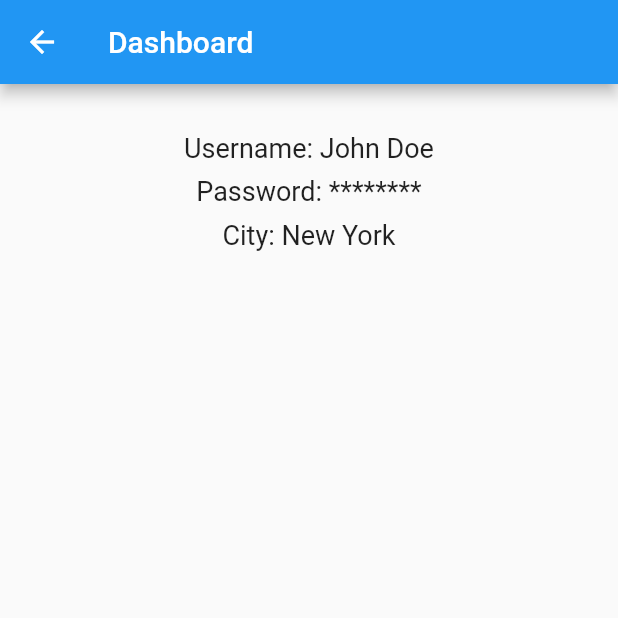
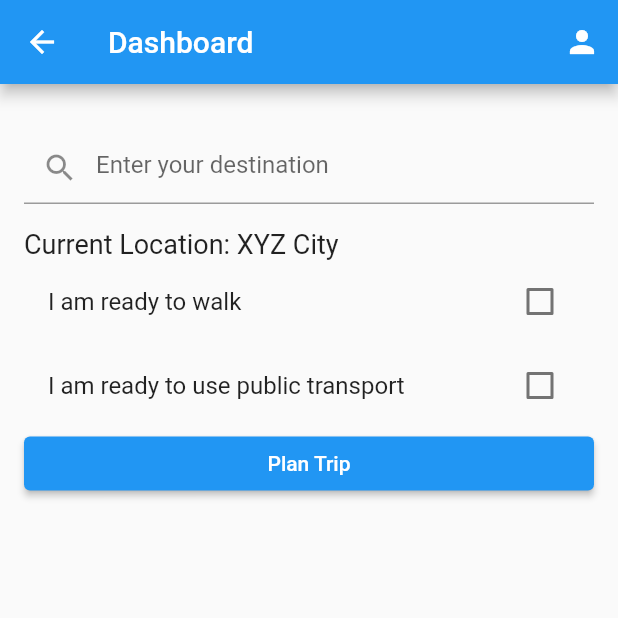
Before and after one commit to Rajkanwars15/Acrux_incode, a Flutter app: the DashboardScreen screen opened by its route, on a phone screen of 412 x 824 dp, the top half of it. Run offline on Flutter 3.47's test engine with Material 2 defaults, Android fonts, the phone set to English and light mode, and no system bars.

Commit message:
added pickup drop, walk, transport, plan trip button

```diff
--- a/lib/DashboardScreen.dart
+++ b/lib/DashboardScreen.dart
@@ -1,26 +1,3 @@
-// import 'package:flutter/material.dart';
-// class DashboardScreen extends StatefulWidget {
-//   static const routeName = '/loading';
-
-//   const DashboardScreen({super.key});
-
-//   @override
-//   State<DashboardScreen> createState() => _DashboardScreenState();
-// }
-
-// class _DashboardScreenState extends State<DashboardScreen> {
-//   @override
-//   Widget build(BuildContext context) {
-//     return Scaffold(
-//       appBar: AppBar(
-//         title: const Text('Loading'),
-//       ),
-//       body: const Center(
-//         child: Text('Loading Screen'),
-//       ),
-//     );
-//   }
-// }
 import 'package:flutter/material.dart';
 
 class DashboardScreen extends StatefulWidget {
@@ -33,38 +10,105 @@ class DashboardScreen extends StatefulWidget {
 }
 
 class _DashboardScreenState extends State<DashboardScreen> {
-  String username = 'John Doe';
-  String password = '********';
-  String cityName = 'New York';
+  bool readyToWalk = false;
+  bool readyToUseTransport = false;
+  String destination = '';
+
+  void handleWalkCheckbox(bool? value) {
+    setState(() {
+      readyToWalk = value ?? false;
+    });
+  }
+
+  void handleTransportCheckbox(bool? value) {
+    setState(() {
+      readyToUseTransport = value ?? false;
+    });
+  }
+
+  void handlePlanTrip() {
+    // Implement your logic here for handling the "Plan Trip" button press
+    // You can access the values of the checkboxes (readyToWalk and readyToUseTransport) here
+    // You can also access the entered destination (destination) here
+
+    // Example logic for route calculation and map integration
+    String routeInstructions = '';
+    // Perform route calculation using entered destination and selected options
+    // ...
+    // Display the calculated route on the map
+    // ...
+
+    // Display the route instructions
+    showDialog(
+      context: context,
+      builder: (BuildContext context) {
+        return AlertDialog(
+          title: const Text('Route Instructions'),
+          content: Text(routeInstructions),
+          actions: [
+            TextButton(
+              onPressed: () {
+                Navigator.of(context).pop();
+              },
+              child: const Text('OK'),
+            ),
+          ],
+        );
+      },
+    );
+  }
 
   @override
   Widget build(BuildContext context) {
     return Scaffold(
       appBar: AppBar(
         title: const Text('Dashboard'),
+        actions: [
+          IconButton(
+            icon: const Icon(Icons.person),
+            onPressed: () {
+              // TODO: Implement user profile button functionality
+            },
+          ),
+        ],
       ),
-      body: Center(
-        child: Padding(
-          padding: const EdgeInsets.all(16.0),
-          child: Column(
-            children: [
-              const SizedBox(height: 16.0),
-              Text(
-                'Username: $username',
-                style: const TextStyle(fontSize: 18.0),
+      body: Padding(
+        padding: const EdgeInsets.all(16.0),
+        child: Column(
+          crossAxisAlignment: CrossAxisAlignment.stretch,
+          children: [
+            const SizedBox(height: 16.0),
+            TextField(
+              decoration: const InputDecoration(
+                hintText: 'Enter your destination',
+                prefixIcon: Icon(Icons.search),
               ),
-              const SizedBox(height: 8.0),
-              Text(
-                'Password: $password',
-                style: const TextStyle(fontSize: 18.0),
-              ),
-              const SizedBox(height: 8.0),
-              Text(
-                'City: $cityName',
-                style: const TextStyle(fontSize: 18.0),
-              ),
-            ],
-          ),
+              onChanged: (value) {
+                setState(() {
+                  destination = value;
+                });
+              },
+            ),
+            const SizedBox(height: 16.0),
+            Text(
+              'Current Location: XYZ City',
+              style: TextStyle(fontSize: 18),
+            ),
+            CheckboxListTile(
+              title: const Text('I am ready to walk'),
+              value: readyToWalk,
+              onChanged: handleWalkCheckbox,
+            ),
+            CheckboxListTile(
+              title: const Text('I am ready to use public transport'),
+              value: readyToUseTransport,
+              onChanged: handleTransportCheckbox,
+            ),
+            ElevatedButton(
+              onPressed: handlePlanTrip,
+              child: const Text('Plan Trip'),
+            ),
+          ],
         ),
       ),
     );
```
